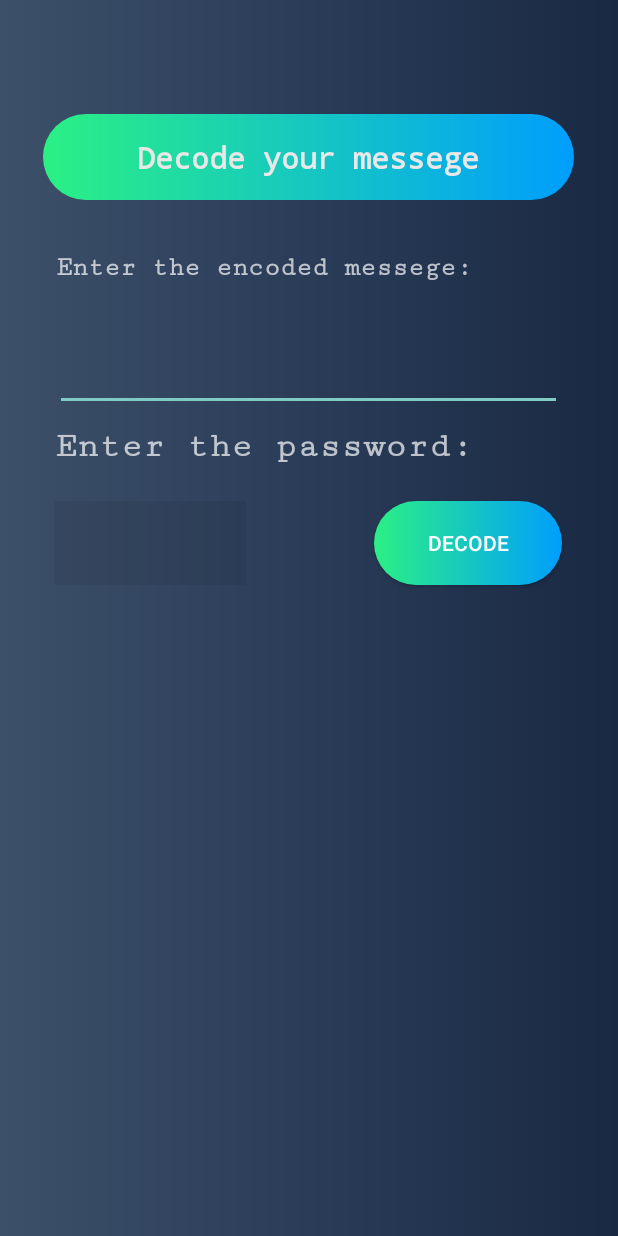
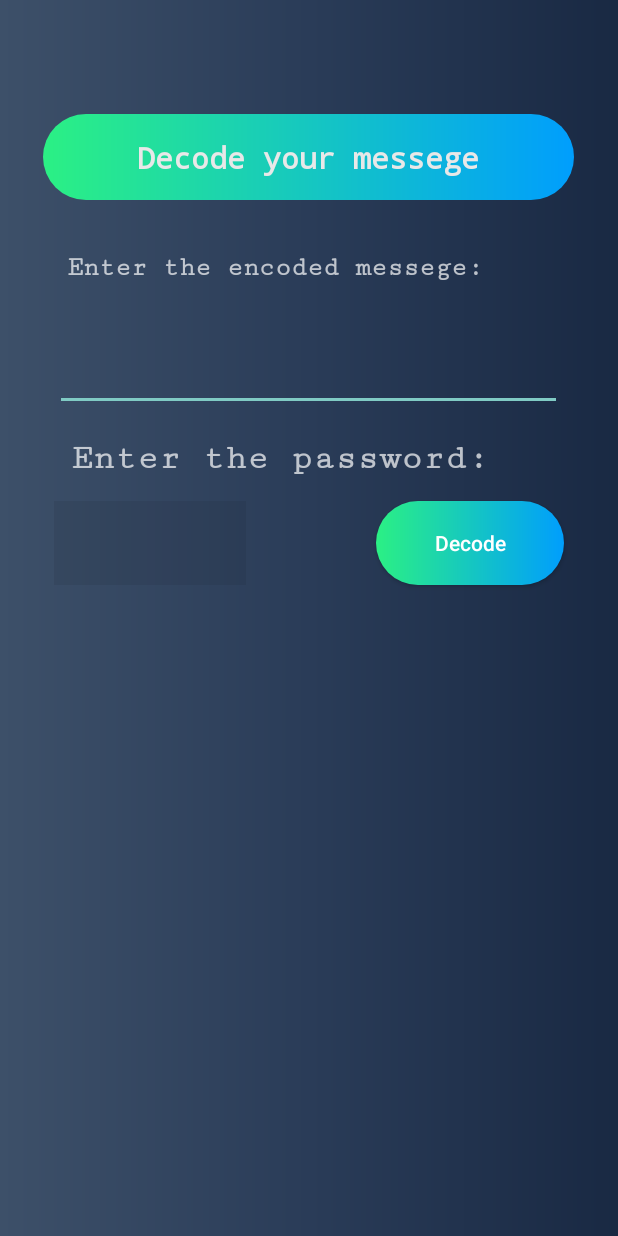
Before and after one commit to gfadu/SecretMessegingapp, an Android app: the Decode screen opened directly, with no data from a screen before it, on a phone screen of 412 x 824 dp. Run offline under Robolectric (Android 15) with nearby library versions, the phone set to English and light mode, and no system bars.

Commit message:
added animation and round corner.xml file for later use

```diff
--- a/app/src/main/java/com/example/secretmessaging/MainActivity.java
+++ b/app/src/main/java/com/example/secretmessaging/MainActivity.java
@@ -24,6 +24,7 @@ public class MainActivity extends AppCompatActivity {
         welcome1.setVisibility(View.INVISIBLE);
         encode.setVisibility(View.VISIBLE);
         decode.setVisibility(View.VISIBLE);
+        description.animate().alpha(1).setDuration(500);
         encode.animate().alpha(1).setDuration(500);
         decode.animate().alpha(1).setDuration(500);
         description.setVisibility(View.VISIBLE);
--- /dev/null
+++ b/app/src/main/res/drawable/edit_round.xml
@@ -0,0 +1,6 @@
+<?xml version="1.0" encoding="utf-8"?>
+<shape xmlns:android="http://schemas.android.com/apk/res/android" android:shape="rectangle">
+    <solid android:color="#ffff"/>
+    <corners android:radius="20dp"/>
+
+</shape>
--- a/app/src/main/res/layout/activity_decode.xml
+++ b/app/src/main/res/layout/activity_decode.xml
@@ -8,7 +8,6 @@
     tools:context=".Decode">
 
 
-
     <TextView
         android:id="@+id/decodeMessage"
         android:layout_width="354dp"
@@ -17,8 +16,8 @@
         android:layout_marginTop="76dp"
         android:layout_marginEnd="8dp"
         android:background="@drawable/custom_button"
+        android:fontFamily="monospace"
         android:padding="15dp"
-        android:fontFamily="monospace"
         android:text="Decode your messege"
         android:textAlignment="center"
         android:textColor="@color/colorPrimaryDark"
@@ -33,17 +32,15 @@
         android:id="@+id/inputMessage"
         android:layout_width="338dp"
         android:layout_height="58dp"
-        android:layout_marginStart="28dp"
+        android:layout_marginStart="36dp"
         android:layout_marginTop="216dp"
-        android:layout_marginEnd="28dp"
+        android:layout_marginEnd="37dp"
         android:ems="10"
-        tools:background="#11000000"
         android:inputType="textPersonName"
         app:layout_constraintEnd_toEndOf="parent"
-        app:layout_constraintHorizontal_bias="0.47"
         app:layout_constraintStart_toStartOf="parent"
         app:layout_constraintTop_toTopOf="parent"
-        tools:backgroundTint="@android:color/background_light"
+        tools:background="#11000000"
         tools:hint="Enter your message!" />
 
     <EditText
@@ -66,16 +63,13 @@
         android:id="@+id/button2"
         android:layout_width="125dp"
         android:layout_height="56dp"
-        android:layout_marginStart="8dp"
         android:layout_marginTop="60dp"
-        android:layout_marginEnd="28dp"
+        android:layout_marginEnd="36dp"
+        android:background="@drawable/custom_button"
         android:onClick="Decode"
-
         android:text="Decode"
-        android:background="@drawable/custom_button"
+        android:textAllCaps="false"
         app:layout_constraintEnd_toEndOf="parent"
-        app:layout_constraintHorizontal_bias="0.964"
-        app:layout_constraintStart_toStartOf="parent"
         app:layout_constraintTop_toBottomOf="@+id/inputMessage" />
 
     <EditText
@@ -106,7 +100,7 @@
         android:textStyle="bold"
         android:typeface="serif"
         app:layout_constraintEnd_toEndOf="parent"
-        app:layout_constraintHorizontal_bias="0.245"
+        app:layout_constraintHorizontal_bias="0.311"
         app:layout_constraintStart_toStartOf="parent"
         app:layout_constraintTop_toTopOf="parent" />
 
@@ -114,16 +108,16 @@
         android:id="@+id/textView2"
         android:layout_width="wrap_content"
         android:layout_height="wrap_content"
-        android:layout_marginStart="8dp"
-        android:layout_marginTop="284dp"
-        android:layout_marginEnd="8dp"
+        android:layout_marginStart="37dp"
+        android:layout_marginTop="292dp"
+        android:layout_marginEnd="76dp"
         android:fontFamily="serif-monospace"
         android:text="Enter the password:"
         android:textSize="24sp"
         android:textStyle="bold"
         android:typeface="serif"
         app:layout_constraintEnd_toEndOf="parent"
-        app:layout_constraintHorizontal_bias="0.245"
         app:layout_constraintStart_toStartOf="parent"
         app:layout_constraintTop_toTopOf="parent" />
+
 </android.support.constraint.ConstraintLayout>
--- a/app/src/main/res/layout/activity_main.xml
+++ b/app/src/main/res/layout/activity_main.xml
@@ -38,6 +38,7 @@
      android:layout_marginStart="8dp"
      android:layout_marginTop="22dp"
      android:layout_marginEnd="8dp"
+     android:alpha="0"
      android:text="Choose what you wish!"
      android:textAlignment="center"
      android:textSize="30sp"
```
